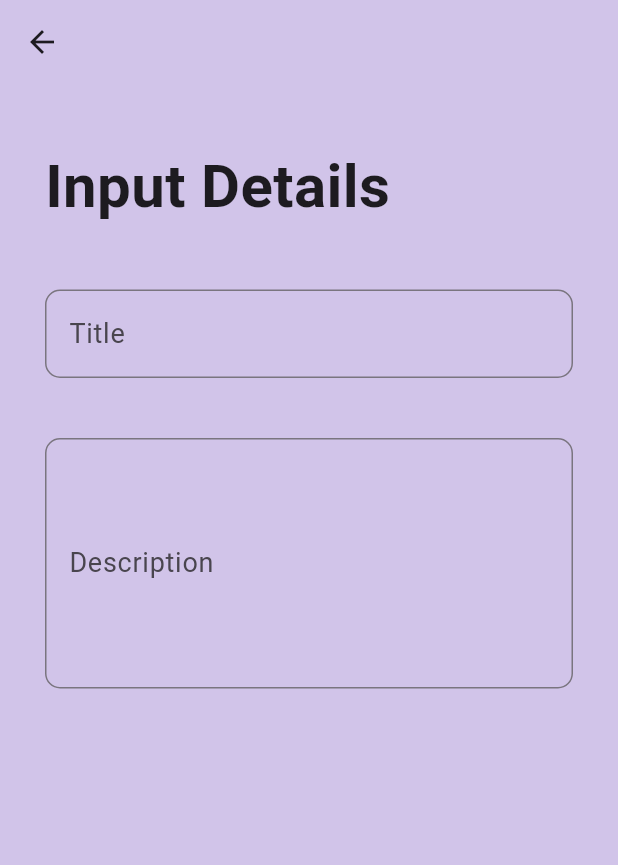
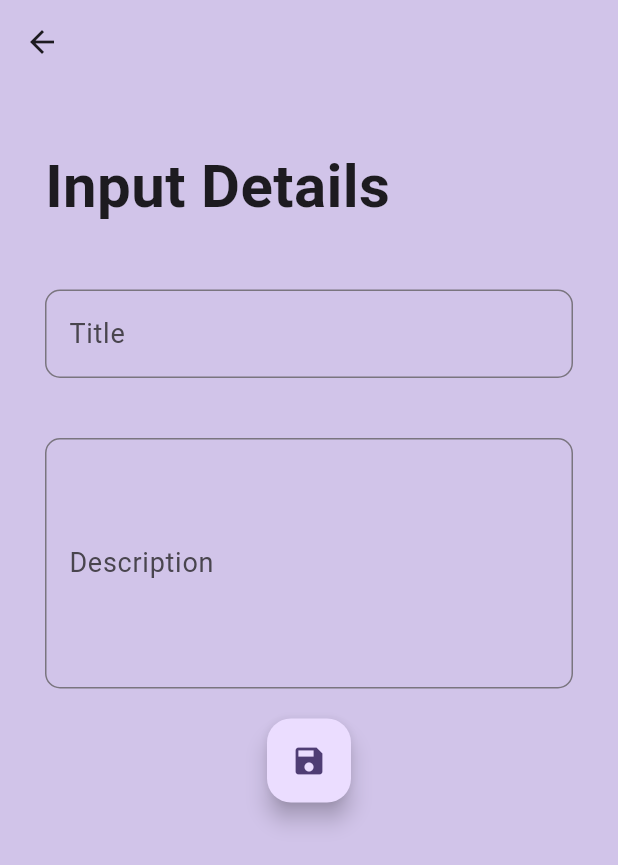
Before and after one commit to tanjilalom/Todo-App, a Flutter app: the add_note screen opened directly, on a phone screen of 412 x 824 dp. Shown: the top 865 px of the screen. Run offline on Flutter 3.47's test engine with Material 3 defaults, Android fonts, the phone set to English and light mode, and no system bars; our stand-ins replace sqflite; accounts and stored records are empty.

Commit message:
Initial Commit

```diff
--- a/lib/Pages/Add_note.dart
+++ b/lib/Pages/Add_note.dart
@@ -14,7 +14,6 @@ class add_note extends StatelessWidget {
         backgroundColor: Colors.deepPurple[100],
         leading: BackButton(),
       ),
-
       backgroundColor: Colors.deepPurple[100],
       body: GestureDetector(
         onTap: () {},
@@ -24,7 +23,6 @@ class add_note extends StatelessWidget {
             child: Column(
               crossAxisAlignment: CrossAxisAlignment.start,
               children: [
-
                 /*GestureDetector(
                   onTap: () => Navigator.pushReplacement(context,
                       MaterialPageRoute(builder: (context) => homepage())),
@@ -40,8 +38,7 @@ class add_note extends StatelessWidget {
                 ),
                 Text(
                   'Input Details',
-                  style:
-                      TextStyle(fontWeight: FontWeight.bold, fontSize: 40.0),
+                  style: TextStyle(fontWeight: FontWeight.bold, fontSize: 40.0),
                 ),
                 SizedBox(
                   height: 20.0,
@@ -87,8 +84,13 @@ class add_note extends StatelessWidget {
                           ),
                         ),
                       ),
+                      FloatingActionButton(
+                        onPressed: () {},
+                        child: Icon(Icons.save),
+                      ),
                     ],
-                ))
+                  ),
+                ),
               ],
             ),
           ),
```
Lines whose indentation alone changed are shown as unchanged.
